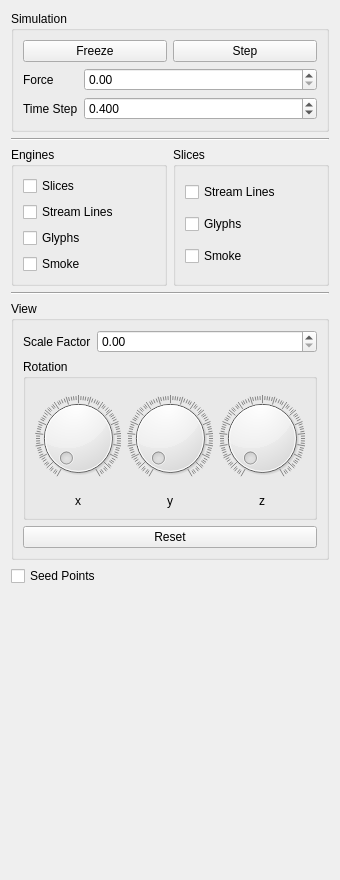
bvanloon/Scientific-Visualization, file smoke/view/simulationtab.ui: the form before one commit.
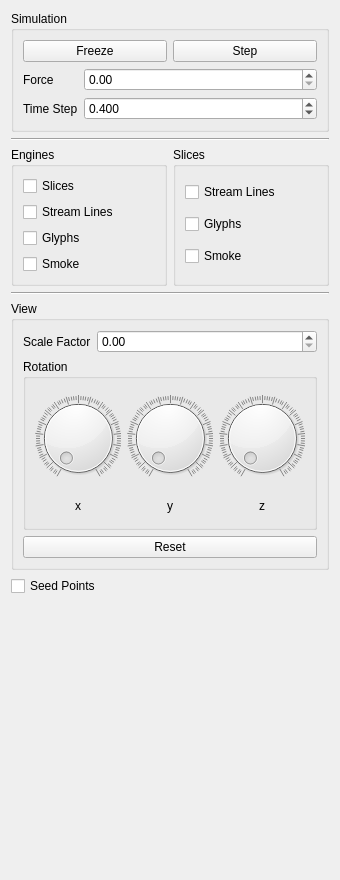
The form after the commit.

Commit message: Fixed the layout to ensure stuff fits.

The edit to the form file:
```diff
--- a/smoke/view/simulationtab.ui
+++ b/smoke/view/simulationtab.ui
@@ -13,7 +13,7 @@
   <property name="minimumSize">
    <size>
     <width>340</width>
-    <height>500</height>
+    <height>700</height>
    </size>
   </property>
   <property name="windowTitle">
@@ -210,6 +210,12 @@
       </item>
       <item>
        <widget class="QGroupBox" name="rotationGroupBox">
+        <property name="minimumSize">
+         <size>
+          <width>0</width>
+          <height>171</height>
+         </size>
+        </property>
         <property name="title">
          <string>Rotation</string>
         </property>
```
The commit also changes 2 other files.
